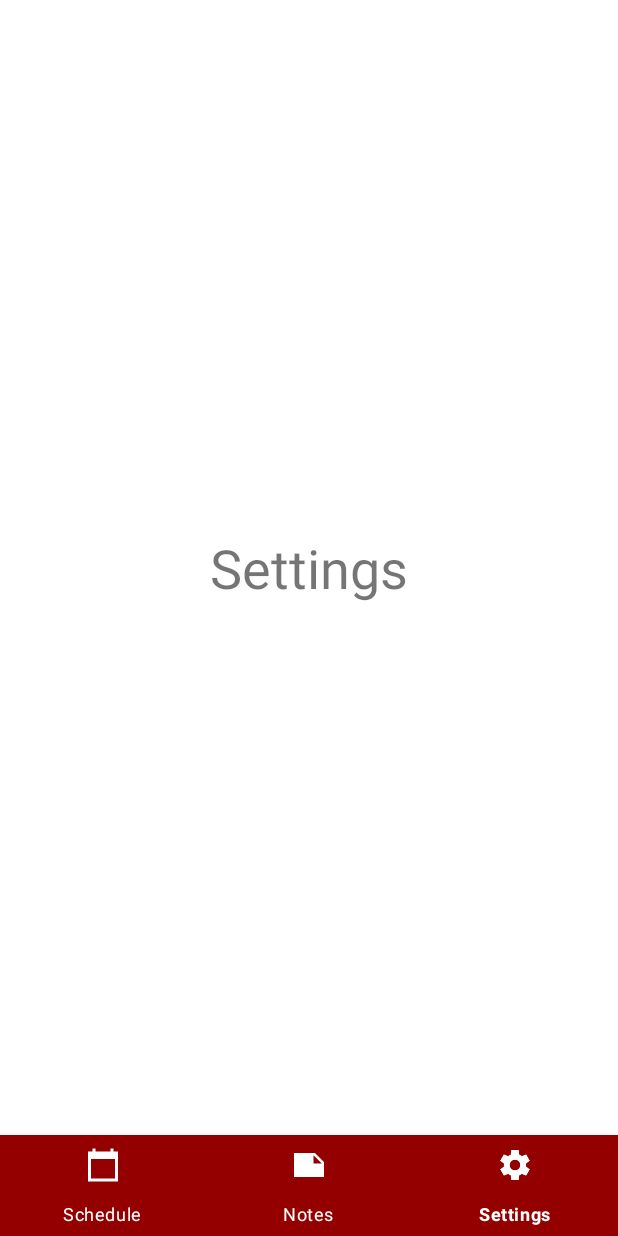
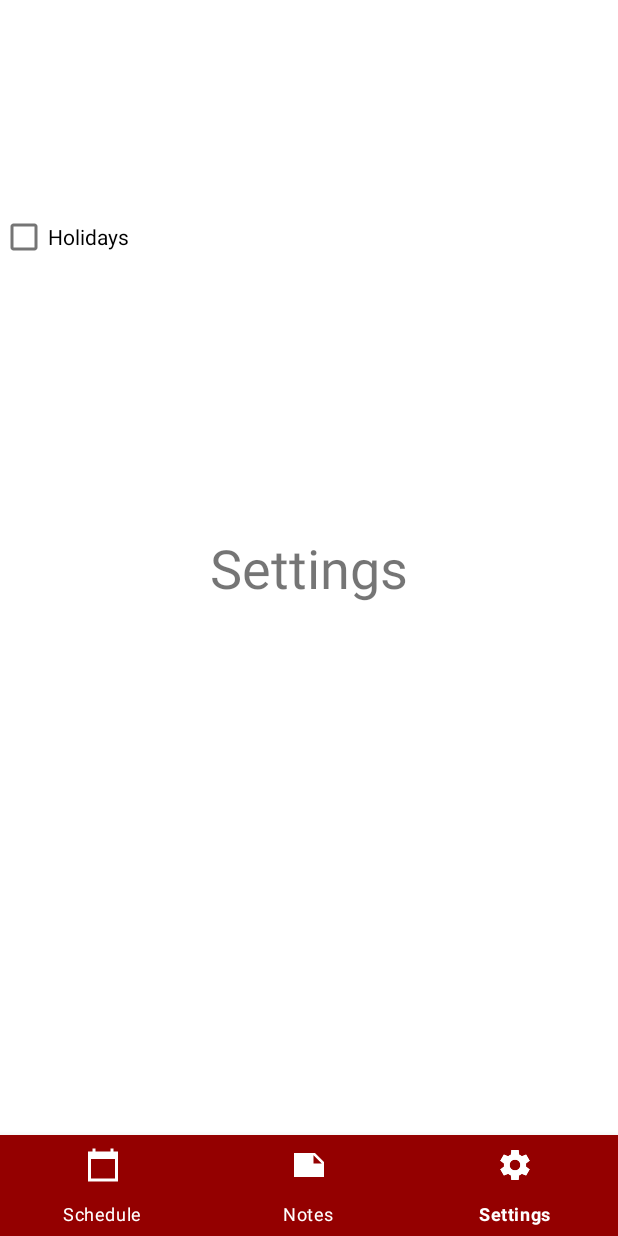
Before and after one commit to prooheckcp/Hackathon, an Android app: the screen it shows after launch (HomePage), item 3 of the bottom bar chosen, on a phone screen of 412 x 824 dp. Run offline under Robolectric (Android 15) with nearby library versions, the phone set to English and light mode, and no system bars; our stand-ins replace androidx.preference; 3 statements that could not run were skipped.

Commit message:
Settings created
the settings page was created in this version

```diff
--- a/app/src/main/java/com/example/hackathon/Fragments/Settings.kt
+++ b/app/src/main/java/com/example/hackathon/Fragments/Settings.kt
@@ -4,15 +4,60 @@ import android.os.Bundle
 import android.view.LayoutInflater
 import android.view.View
 import android.view.ViewGroup
+import android.widget.CheckBox
 import androidx.fragment.app.Fragment
 import androidx.preference.PreferenceFragmentCompat
 import com.example.hackathon.R
+import kotlinx.android.synthetic.main.fragment_settings.*
 
 class Settings : Fragment(R.layout.fragment_settings) {
+    var isHolliday : Boolean = false;
+    var checkboxMemory : CheckBox? = checkBox;
+
+    override fun onCreate(savedInstanceState: Bundle?) {
+        super.onCreate(savedInstanceState)
+        println("work")
+        //  checkboxMemory = view?.findViewById(R.id.checkB
+        print(checkBox)
+        checkboxMemory = checkBox
+    }
+
+   /*     println("work")
+      //  checkboxMemory = view?.findViewById(R.id.checkBox);
+     print(checkBox)
+        checkboxMemory = checkBox
+        //println(checkboxMemory == null)
+       // checkboxMemory.
+    }*/
+
+
     override fun onCreateView(
         inflater: LayoutInflater, container: ViewGroup?,
         savedInstanceState: Bundle?
     ): View? {
+       // checkboxMemory?.isChecked = true;
+     //   checkboxMemory = checkBox
+
+
+        println(checkboxMemory == null)
+
+        checkboxMemory?.isChecked = true;
+        fun onCheckboxClicked(view: View) {
+            if (view is CheckBox) {
+                val checked: Boolean = view.isChecked
+                when (view.id) {
+                    R.id.checkBox -> {
+                        if (checked) {
+                            isHolliday = true;
+                        } else {
+                            isHolliday = true;
+                        }
+                    }
+                }
+
+            }
+        }
+
         // Inflate the layout for this fragment
         return inflater.inflate(R.layout.fragment_settings, container, false)
     }
--- a/app/src/main/res/layout/fragment_settings.xml
+++ b/app/src/main/res/layout/fragment_settings.xml
@@ -18,5 +18,14 @@
         app:layout_constraintStart_toStartOf="parent"
         app:layout_constraintTop_toTopOf="parent" />
 
+    <CheckBox
+        android:id="@+id/checkBox"
+        android:layout_width="wrap_content"
+        android:layout_height="wrap_content"
+        android:layout_marginTop="134dp"
+        android:text="@string/holidayCheckBox"
+        app:layout_constraintStart_toStartOf="parent"
+        app:layout_constraintTop_toTopOf="parent" />
+
 
 </androidx.constraintlayout.widget.ConstraintLayout>
--- a/app/src/main/res/values/strings.xml
+++ b/app/src/main/res/values/strings.xml
@@ -24,5 +24,6 @@
     </string>
     <string name="attachment_summary_off">Only download attachments when manually requested</string>
     <string name="iconSplashDesc">TODO</string>
+    <string name="holidayCheckBox">Holidays</string>
     <!--////////////-->
 </resources>
```
